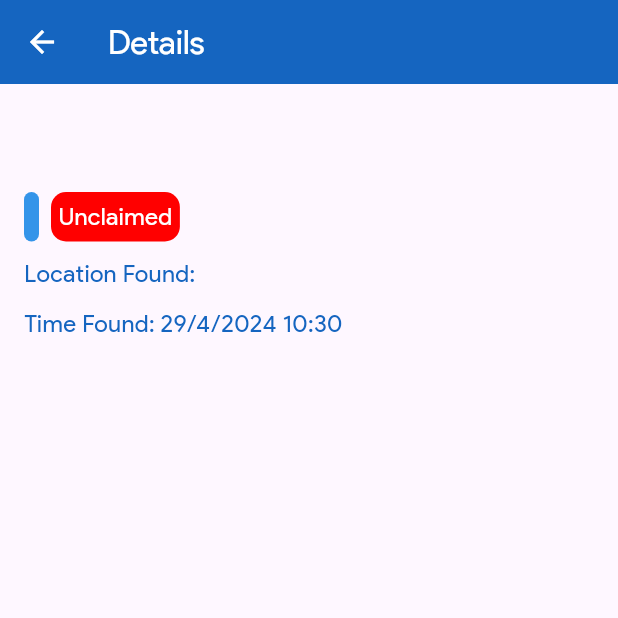
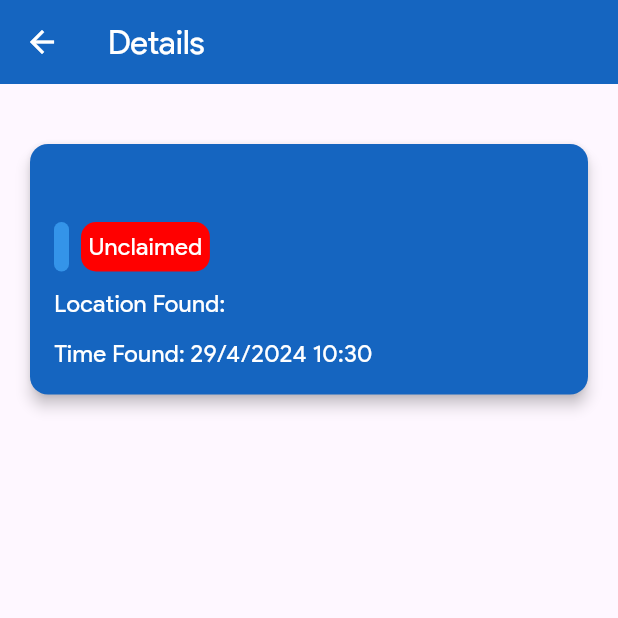
Before and after one commit to shunindesuuu/flutter-CampusLostnFound, a Flutter app: the ItemDetailPage screen opened directly with empty values, on a phone screen of 412 x 824 dp, the top half of it. Run offline on Flutter 3.47's test engine with Material 3 defaults, Android fonts, the phone set to English and light mode, and no system bars; our stand-ins replace cloud_firestore, firebase_auth, firebase_core, flutter_svg, google_sign_in, shared_preferences; accounts and stored records are empty.

Commit message:
fix: minor ui changes to cards from home and detail view

```diff
--- a/lib/pages/itemdetail.dart
+++ b/lib/pages/itemdetail.dart
@@ -56,10 +56,21 @@ class ItemDetailPage extends StatelessWidget {
                 ),
               ),
             SizedBox(height: 20),
+            Card(
+              color: Colors.blue[800],
+              elevation: 4,
+              child: Padding(
+                padding: const EdgeInsets.all(16.0),
+                child: Column(
+                  crossAxisAlignment: CrossAxisAlignment.start,
+                  children: [
                     Center(
                       child: Text(
                         '$name',
-                style: TextStyle(fontSize: 18, fontWeight: FontWeight.bold),
+                        style: TextStyle(
+                            fontSize: 18,
+                            fontWeight: FontWeight.bold,
+                            color: Colors.white),
                       ),
                     ),
                     SizedBox(height: 10),
@@ -102,12 +113,16 @@ class ItemDetailPage extends StatelessWidget {
                     SizedBox(height: 10),
                     Text(
                       'Location Found: $locationFound',
-              style: TextStyle(fontSize: 16, color: Colors.blue[800]),
+                      style: TextStyle(fontSize: 16, color: Colors.white),
                     ),
                     SizedBox(height: 10),
                     Text(
                       'Time Found: ${timeFound.day}/${timeFound.month}/${timeFound.year} ${timeFound.hour}:${timeFound.minute}',
-              style: TextStyle(fontSize: 16, color: Colors.blue[800]),
+                      style: TextStyle(fontSize: 16, color: Colors.white),
+                    ),
+                  ],
+                ),
+              ),
             ),
           ],
         ),
--- a/lib/widgets/ItemCard.dart
+++ b/lib/widgets/ItemCard.dart
@@ -1,6 +1,7 @@
 import 'package:flutter/material.dart';
 import 'package:cloud_firestore/cloud_firestore.dart';
 import 'package:campus_lost_n_found/pages/itemdetail.dart';
+import 'package:intl/intl.dart'; // Import the intl package
 
 class ItemCard extends StatelessWidget {
   final String name;
@@ -25,9 +26,16 @@ class ItemCard extends StatelessWidget {
     bool isPortrait =
         MediaQuery.of(context).orientation == Orientation.portrait;
 
+    double imageSize =
+        MediaQuery.of(context).size.width * (isPortrait ? 0.2 : 0.15);
+
     // Adjust the font size based on the screen width
     double fontSize =
         MediaQuery.of(context).size.width * (isPortrait ? 0.04 : 0.0106);
+
+    // Format the date
+    String formattedDate =
+        DateFormat('dd/MM/yyyy HH:mm').format(timeFound.toDate());
 
     return GestureDetector(
       onTap: () {
@@ -118,7 +126,7 @@ class ItemCard extends StatelessWidget {
                       ),
                       SizedBox(height: 2),
                       Text(
-                        'Time Found: ${timeFound.toDate()}',
+                        'Time Found: $formattedDate', // Use the formatted date
                         style:
                             TextStyle(fontSize: fontSize, color: Colors.white),
                       ),
--- a/pubspec.yaml
+++ b/pubspec.yaml
@@ -20,6 +20,7 @@ dependencies:
   google_fonts: ^6.2.1
   flutter_svg: ^2.0.10+1
   cloud_firestore: ^4.17.1
+  intl: ^0.19.0
 
 dev_dependencies:
   flutter_test:
```
Also changed, not shown: pubspec.lock. Lines whose indentation alone changed are shown as unchanged.
